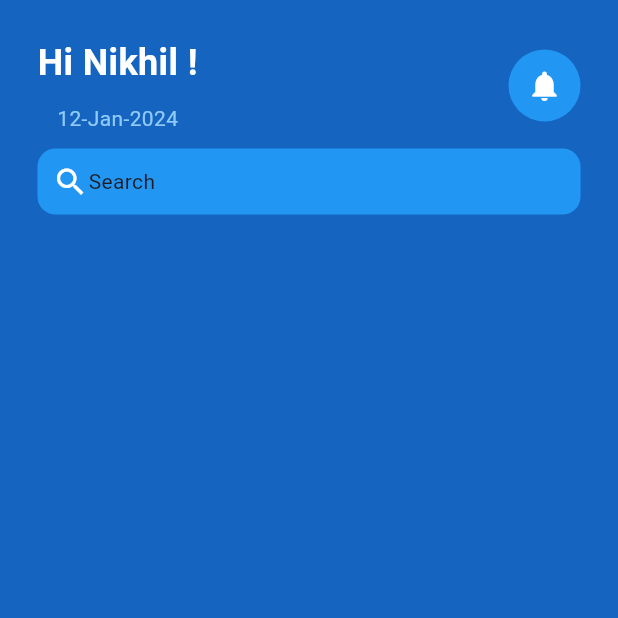
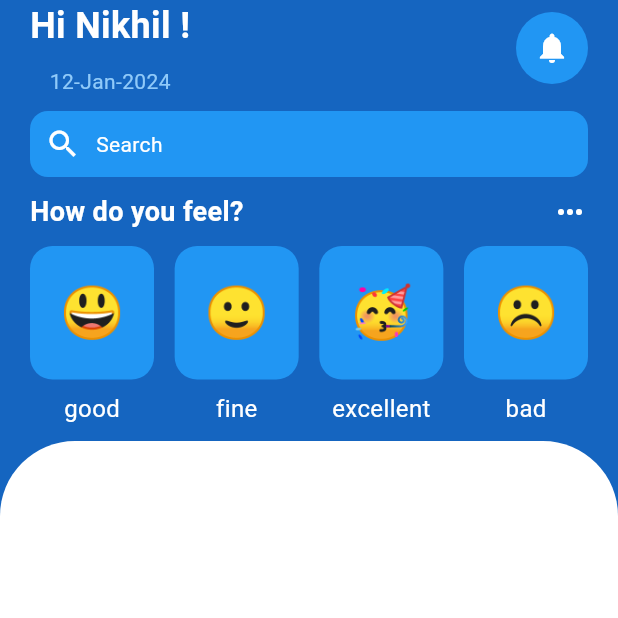
Before and after one commit to Nick12Thomas/dribble_mental, a Flutter app: the screen it shows after launch, on a phone screen of 412 x 824 dp, the top half of it. Run offline on Flutter 3.47's test engine with Material 3 defaults, Android fonts, the phone set to English and light mode, and no system bars.

Commit message:
created new home page and added emoticons

```diff
--- a/lib/pages/homepage.dart
+++ b/lib/pages/homepage.dart
@@ -1,3 +1,4 @@
+import 'package:dribble_mental/utils/emoticons.dart';
 import 'package:flutter/material.dart';
 
 class Homepage extends StatefulWidget {
@@ -13,10 +14,11 @@ class _HomepageState extends State<Homepage> {
     return Scaffold(
       backgroundColor: Colors.blue[800],
       body: SafeArea(
-        child: Padding(
-          padding: const EdgeInsets.all(25.0),
         child: Column(
           children: [
+           Padding(
+             padding: const EdgeInsets.symmetric(horizontal: 20.0),
+             child: Column(children: [
                Row(
                  mainAxisAlignment: MainAxisAlignment.spaceBetween,
                  children: [
@@ -29,8 +31,11 @@ class _HomepageState extends State<Homepage> {
                              fontWeight: FontWeight.bold,
                              color: Colors.white),
                        ),
-                      SizedBox(height: 10),
-                      Text("12-Jan-2024",style: TextStyle(color: Colors.blue[200]),)
+                       const SizedBox(height: 10),
+                       Text(
+                         "12-Jan-2024",
+                         style: TextStyle(color: Colors.blue[200]),
+                       )
                      ],
                    ),
                    Container(
@@ -41,28 +46,97 @@ class _HomepageState extends State<Homepage> {
                      child: const Icon(
                        Icons.notifications,
                        color: Colors.white,
-                      )),
+                     ),
+                   ),
                  ],
                ),
-              SizedBox(height: 10,),
+               const SizedBox(
+                 height: 10,
+               ),
                //search
                Container(
                  decoration: BoxDecoration(
                      color: Colors.blue[500],
-                  borderRadius: BorderRadius.circular(12)
+                     borderRadius: BorderRadius.circular(12)),
+                 padding: const EdgeInsets.all(10),
+                 child: const Row(
+                   children: [
+                     Icon(
+                       Icons.search,
+                       color: Colors.white,
                      ),
-                padding: EdgeInsets.all(10),
-                child: Row(
+                     SizedBox(
+                       width: 10,
+                     ),
+                     Text(
+                       "Search",
+                       style: TextStyle(color: Colors.white),
+                     )
+                   ],
+                 ),
+               ),
+               const SizedBox(
+                 height: 10,
+               ),
+               //how do you feel
+               const Row(
+                 mainAxisAlignment: MainAxisAlignment.spaceBetween,
                  children: [
-                    Icon(Icons.search,color: Colors.white,),
-                    Text("Search")
+                   Text(
+                     "How do you feel?",
+                     style: TextStyle(
+                         fontSize: 18,
+                         fontWeight: FontWeight.bold,
+                         color: Colors.white),
+                   ),
+                   Icon(
+                     Icons.more_horiz,
+                     color: Colors.white,
+                   )
                  ],
+               ),
+               const SizedBox(
+                 height: 10,
+               ),
+               //emogis
+               const Row(
+                 mainAxisAlignment: MainAxisAlignment.spaceBetween,
+                 children: [
+                   Emoticons(
+                     emoticon: "😃",
+                     data: "good",
+                   ),
+                   Emoticons(
+                     emoticon: "🙂",
+                     data: "fine",
+                   ),
+                   Emoticons(
+                     emoticon: "🥳",
+                     data: "excellent",
+                   ),
+                   Emoticons(
+                     emoticon: "☹️",
+                     data: "bad",
+                   ),
+                 ],
+               ),
+             ],),
+           ),
+            const SizedBox(height: 10,),
+            Expanded(
+              child: ClipRRect(
+                borderRadius: const BorderRadius.only(
+                  topLeft: Radius.circular(50),
+                  topRight: Radius.circular(50),
+                ),
+                child: Container(
+                  color: Colors.white,
+                ),
               ),
             )
           ],
         ),
       ),
-      ),
     );
   }
 }
--- /dev/null
+++ b/lib/utils/emoticons.dart
@@ -0,0 +1,52 @@
+import 'package:flutter/material.dart';
+
+class Emoticons extends StatelessWidget {
+  const Emoticons({
+    super.key,
+    required this.emoticon,
+    required this.data,
+    this.backgroundColor = const Color(0xFF2196F3), // Default to blue
+    this.textColor = Colors.white, // Default text color
+    this.padding = const EdgeInsets.all(20), // Default padding
+    this.borderRadius = 15.0, // Default border radius
+  });
+
+  final String emoticon;
+  final String data;
+  final Color backgroundColor;
+  final Color textColor;
+  final EdgeInsets padding;
+  final double borderRadius;
+
+  @override
+  Widget build(BuildContext context) {
+    return Column(
+      mainAxisSize: MainAxisSize.min,
+      children: [
+        Container(
+          decoration: BoxDecoration(
+            color: backgroundColor,
+            borderRadius: BorderRadius.circular(borderRadius),
+          ),
+          padding: padding,
+          child: Text(
+            emoticon,
+            style: TextStyle(
+              color: textColor,
+              fontSize: 34, // Adjust font size as needed
+              fontWeight: FontWeight.bold,
+            ),
+          ),
+        ),
+        const SizedBox(height: 8), // Space between the container and the data text
+        Text(
+          data,
+          style: TextStyle(
+            color: textColor,
+            fontSize: 16, // Adjust font size for the data text
+          ),
+        ),
+      ],
+    );
+  }
+}
```
Lines whose indentation alone changed are shown as unchanged.
